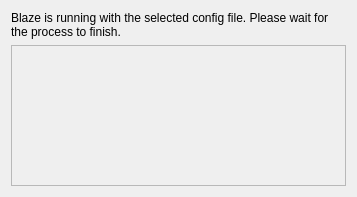
First picture: the form in src/gui/progress_box.ui, repository Trailblaze-Software/Blaze, before the edit.
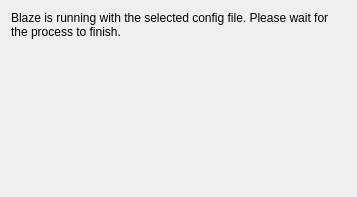
Second picture: the form after the edit.

The edit to the form file:
```diff
--- a/src/gui/progress_box.ui
+++ b/src/gui/progress_box.ui
@@ -32,6 +32,12 @@
    </item>
    <item>
     <widget class="QScrollArea" name="scrollArea">
+     <property name="frameShape">
+      <enum>QFrame::Shape::NoFrame</enum>
+     </property>
+     <property name="frameShadow">
+      <enum>QFrame::Shadow::Plain</enum>
+     </property>
      <property name="widgetResizable">
       <bool>true</bool>
      </property>
@@ -40,8 +46,8 @@
        <rect>
         <x>0</x>
         <y>0</y>
-        <width>343</width>
-        <height>167</height>
+        <width>345</width>
+        <height>169</height>
        </rect>
       </property>
       <layout class="QVBoxLayout" name="verticalLayout_3"/>
```
